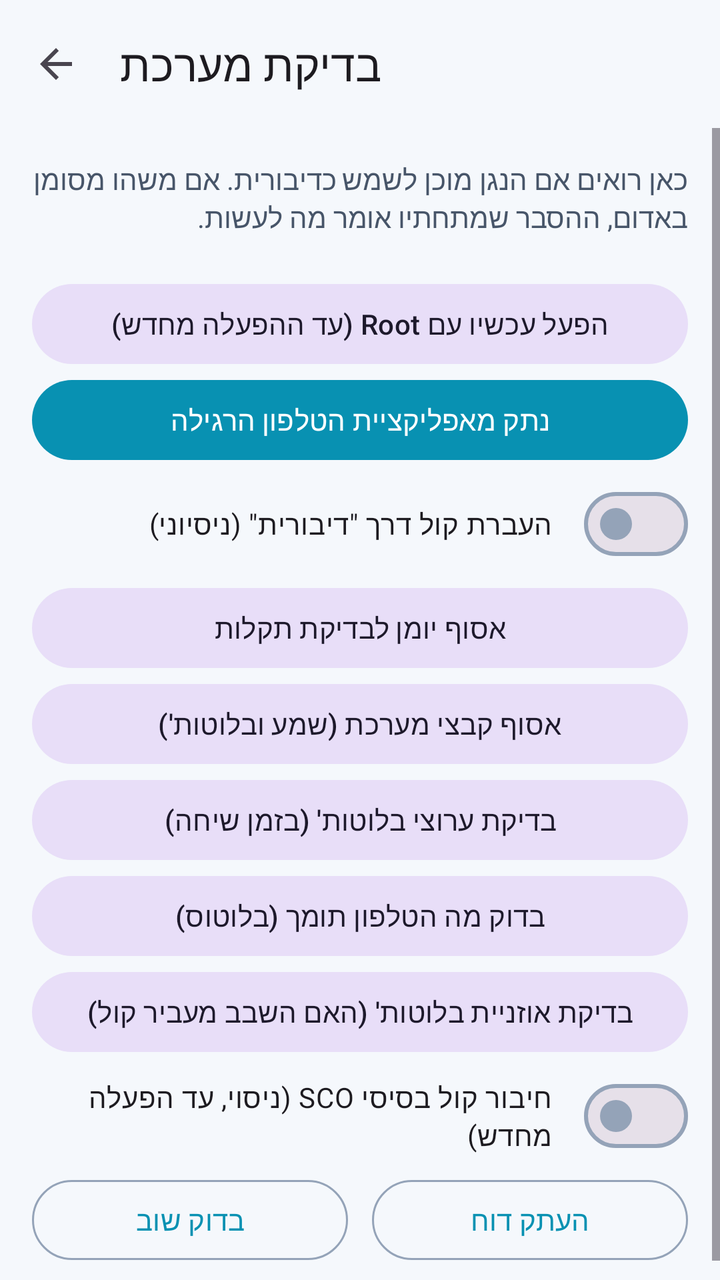
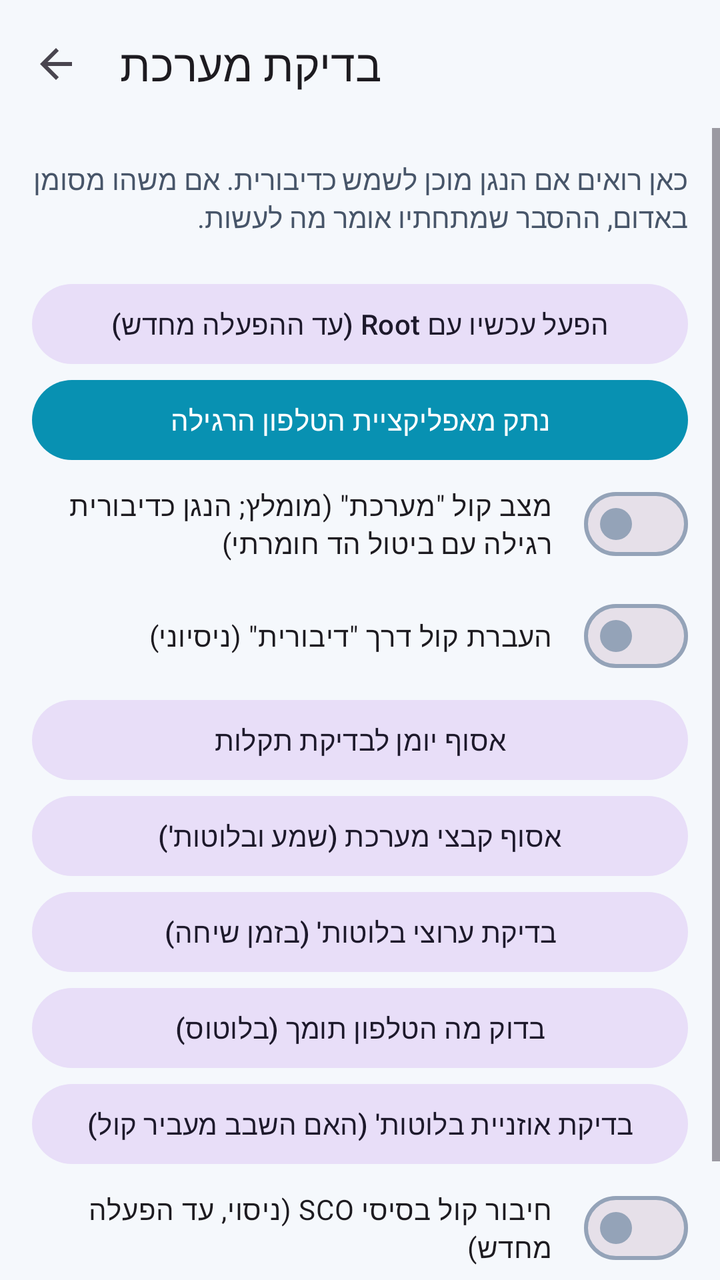

The first picture is an Android layout as it rendered before a commit; the second is the same layout after the commit. The layout source and the unified diff follow.
<!-- AndroidManifest.xml: application theme Theme.PhoneLink -->
<!-- res/layout/activity_diagnostics.xml -->
<?xml version="1.0" encoding="utf-8"?>
<LinearLayout xmlns:android="http://schemas.android.com/apk/res/android"
    xmlns:app="http://schemas.android.com/apk/res-auto"
    android:layout_width="match_parent"
    android:layout_height="match_parent"
    android:fitsSystemWindows="true"
    android:orientation="vertical">

    <com.google.android.material.appbar.MaterialToolbar
        android:id="@+id/toolbar"
        android:layout_width="match_parent"
        android:layout_height="?attr/actionBarSize"
        app:navigationIcon="?attr/homeAsUpIndicator"
        app:title="@string/diag_title" />

    <ScrollView
        android:layout_width="match_parent"
        android:layout_height="0dp"
        android:layout_weight="1">

        <LinearLayout
            android:layout_width="match_parent"
            android:layout_height="wrap_content"
            android:orientation="vertical"
            android:padding="16dp">

            <TextView
                android:layout_width="match_parent"
                android:layout_height="wrap_content"
                android:text="@string/diag_intro"
                android:textColor="?attr/colorOnSurfaceVariant" />

            <LinearLayout
                android:id="@+id/checks"
                android:layout_width="match_parent"
                android:layout_height="wrap_content"
                android:layout_marginTop="12dp"
                android:orientation="vertical" />

            <com.google.android.material.button.MaterialButton
                android:id="@+id/installSystem"
                android:layout_width="match_parent"
                android:layout_height="wrap_content"
                android:layout_marginTop="16dp"
                android:text="@string/install_system"
                android:visibility="gone" />

            <com.google.android.material.button.MaterialButton
                android:id="@+id/enableNow"
                style="@style/Widget.Material3.Button.TonalButton"
                android:layout_width="match_parent"
                android:layout_height="wrap_content"
                android:layout_marginTop="8dp"
                android:text="@string/diag_enable_now" />

            <com.google.android.material.button.MaterialButton
                android:id="@+id/phoneAppLink"
                android:layout_width="match_parent"
                android:layout_height="wrap_content"
                android:text="@string/phone_app_link_off" />

            <com.google.android.material.materialswitch.MaterialSwitch
                android:id="@+id/bridgeSwitch"
                android:layout_width="match_parent"
                android:layout_height="wrap_content"
                android:layout_marginVertical="4dp"
                android:text="@string/bridge_switch" />

            <com.google.android.material.button.MaterialButton
                android:id="@+id/collectLog"
                style="@style/Widget.Material3.Button.TonalButton"
                android:layout_width="match_parent"
                android:layout_height="wrap_content"
                android:text="@string/collect_log" />

            <com.google.android.material.button.MaterialButton
                android:id="@+id/collectSystemFiles"
                style="@style/Widget.Material3.Button.TonalButton"
                android:layout_width="match_parent"
                android:layout_height="wrap_content"
                android:text="@string/collect_system_files" />

            <com.google.android.material.button.MaterialButton
                android:id="@+id/probeChannels"
                style="@style/Widget.Material3.Button.TonalButton"
                android:layout_width="match_parent"
                android:layout_height="wrap_content"
                android:text="@string/probe_channels" />

            <com.google.android.material.button.MaterialButton
                android:id="@+id/serviceProbe"
                style="@style/Widget.Material3.Button.TonalButton"
                android:layout_width="match_parent"
                android:layout_height="wrap_content"
                android:text="@string/service_probe" />

            <com.google.android.material.button.MaterialButton
                android:id="@+id/headsetTest"
                style="@style/Widget.Material3.Button.TonalButton"
                android:layout_width="match_parent"
                android:layout_height="wrap_content"
                android:text="@string/headset_test" />

            <com.google.android.material.materialswitch.MaterialSwitch
                android:id="@+id/basicScoSwitch"
                android:layout_width="match_parent"
                android:layout_height="wrap_content"
                android:layout_marginVertical="4dp"
                android:text="@string/basic_sco_switch" />

            <com.google.android.material.button.MaterialButton
                android:id="@+id/uninstallSystem"
                style="@style/Widget.Material3.Button.TextButton"
                android:layout_width="match_parent"
                android:layout_height="wrap_content"
                android:text="@string/uninstall_system"
                android:visibility="gone" />

            <LinearLayout
                android:layout_width="match_parent"
                android:layout_height="wrap_content"
                android:orientation="horizontal">

                <com.google.android.material.button.MaterialButton
                    android:id="@+id/refresh"
                    style="@style/Widget.Material3.Button.OutlinedButton"
                    android:layout_width="0dp"
                    android:layout_height="wrap_content"
                    android:layout_marginEnd="6dp"
                    android:layout_weight="1"
                    android:text="@string/diag_refresh" />

                <com.google.android.material.button.MaterialButton
                    android:id="@+id/copy"
                    style="@style/Widget.Material3.Button.OutlinedButton"
                    android:layout_width="0dp"
                    android:layout_height="wrap_content"
                    android:layout_marginStart="6dp"
                    android:layout_weight="1"
                    android:text="@string/diag_copy" />
            </LinearLayout>

            <TextView
                android:id="@+id/shellOutput"
                android:layout_width="match_parent"
                android:layout_height="wrap_content"
                android:layout_marginTop="8dp"
                android:fontFamily="monospace"
                android:textDirection="ltr"
                android:textSize="12sp"
                android:visibility="gone" />
        </LinearLayout>
    </ScrollView>
</LinearLayout>
<!-- resources referenced by this layout -->
<resources>
  <string name="basic_sco_switch">חיבור קול בסיסי SCO (ניסוי, עד הפעלה מחדש)</string>
  <string name="bridge_switch">העברת קול דרך \"דיבורית\" (ניסיוני)</string>
  <string name="collect_log">אסוף יומן לבדיקת תקלות</string>
  <string name="collect_system_files">אסוף קבצי מערכת (שמע ובלוטות\')</string>
  <string name="diag_copy">העתק דוח</string>
  <string name="diag_enable_now">הפעל עכשיו עם Root (עד ההפעלה מחדש)</string>
  <string name="diag_intro">כאן רואים אם הנגן מוכן לשמש כדיבורית. אם משהו מסומן באדום, ההסבר שמתחתיו אומר מה לעשות.</string>
  <string name="diag_refresh">בדוק שוב</string>
  <string name="diag_title">בדיקת מערכת</string>
  <string name="headset_test">בדיקת אוזניית בלוטות\' (האם השבב מעביר קול)</string>
  <string name="install_system">התקן כאפליקציית מערכת</string>
  <string name="phone_app_link_off">נתק מאפליקציית הטלפון הרגילה</string>
  <string name="probe_channels">בדיקת ערוצי בלוטות\' (בזמן שיחה)</string>
  <string name="service_probe">בדוק מה הטלפון תומך (בלוטוס)</string>
  <string name="uninstall_system">הסר מהמערכת</string>
  <style name="Theme.PhoneLink" parent="Theme.Material3.DayNight.NoActionBar">
          <item name="colorPrimary">@color/md_primary</item>
          <item name="colorOnPrimary">@color/md_on_primary</item>
          <item name="colorPrimaryContainer">@color/md_primary_container</item>
          <item name="colorOnPrimaryContainer">@color/md_on_primary_container</item>
          <item name="colorSurface">@color/md_surface</item>
          <item name="colorOnSurface">@color/md_on_surface</item>
          <item name="colorSurfaceVariant">@color/md_surface_variant</item>
          <item name="colorOnSurfaceVariant">@color/md_on_surface_variant</item>
          <item name="colorSurfaceContainer">@color/md_surface_container</item>
          <item name="colorOutline">@color/md_outline</item>
          <item name="android:colorBackground">@color/md_surface</item>
          <item name="android:windowBackground">@color/md_surface</item>
          <item name="android:statusBarColor">@color/md_surface</item>
          <item name="android:navigationBarColor">@color/md_surface</item>
      </style>
  <color name="md_primary">#0891B2</color>
  <color name="md_on_primary">#FFFFFF</color>
  <color name="md_primary_container">#CFFAFE</color>
  <color name="md_on_primary_container">#083344</color>
  <color name="md_surface">#F5F8FC</color>
  <color name="md_on_surface">#0F172A</color>
  <color name="md_surface_variant">#E2E8F0</color>
  <color name="md_on_surface_variant">#475569</color>
  <color name="md_surface_container">#FFFFFF</color>
  <color name="md_outline">#94A3B8</color>
</resources>

<!-- the commit's change to res/layout/activity_diagnostics.xml (unified diff, before → after) -->
@@ -58,6 +58,13 @@
                 android:layout_width="match_parent"
                 android:layout_height="wrap_content"
                 android:text="@string/phone_app_link_off" />
+
+            <com.google.android.material.materialswitch.MaterialSwitch
+                android:id="@+id/nativeAudioSwitch"
+                android:layout_width="match_parent"
+                android:layout_height="wrap_content"
+                android:layout_marginVertical="4dp"
+                android:text="@string/native_audio_switch" />
 
             <com.google.android.material.materialswitch.MaterialSwitch
                 android:id="@+id/bridgeSwitch"
<!-- resource entries referenced after the edit -->
@@ -11,6 +11,7 @@
   <string name="diag_title">בדיקת מערכת</string>
   <string name="headset_test">בדיקת אוזניית בלוטות\' (האם השבב מעביר קול)</string>
   <string name="install_system">התקן כאפליקציית מערכת</string>
+  <string name="native_audio_switch">מצב קול \"מערכת\" (מומלץ; הנגן כדיבורית רגילה עם ביטול הד חומרתי)</string>
   <string name="phone_app_link_off">נתק מאפליקציית הטלפון הרגילה</string>
   <string name="probe_channels">בדיקת ערוצי בלוטות\' (בזמן שיחה)</string>
   <string name="service_probe">בדוק מה הטלפון תומך (בלוטוס)</string>
